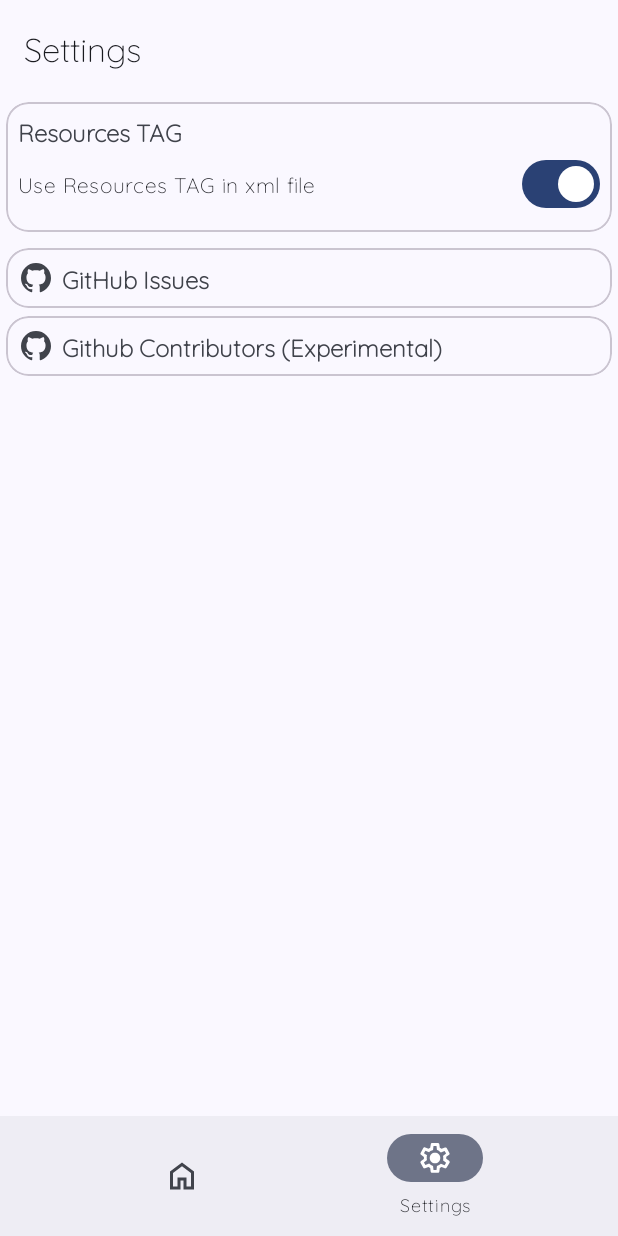
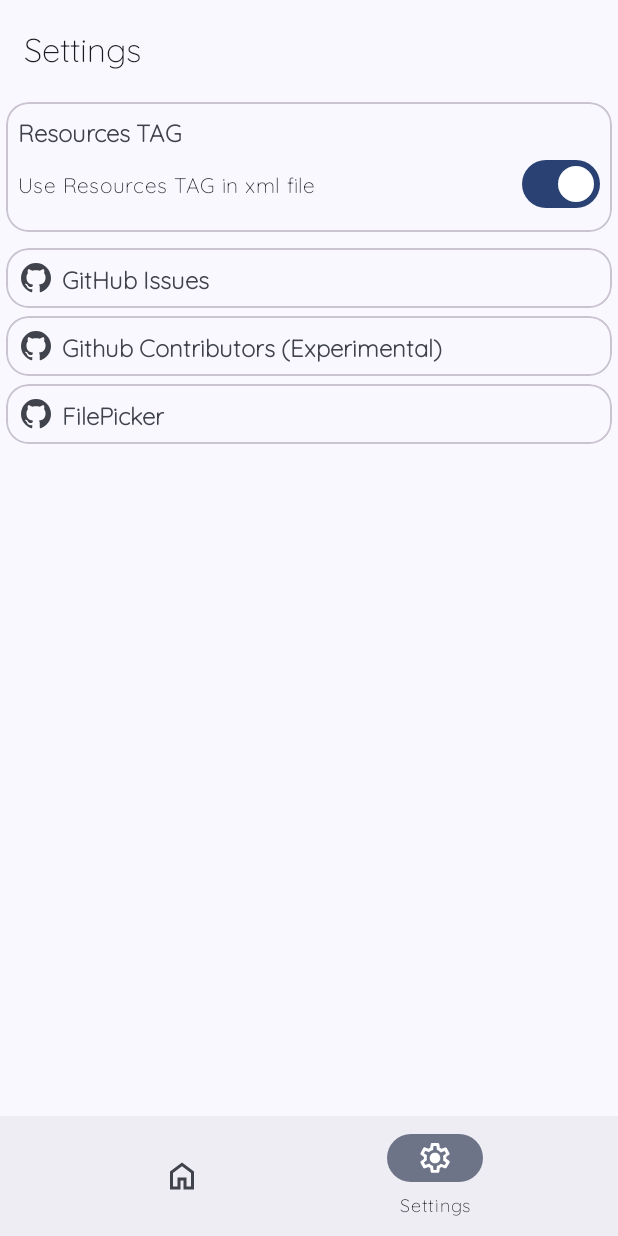
Before and after one commit to trindadedev13/StringsManager, an Android app: the screen it shows after launch (MainActivity), item 2 of the bottom bar chosen, on a phone screen of 412 x 824 dp. Run offline under Robolectric (Android 15) with nearby library versions, the phone set to English and light mode, and no system bars; libraries missing offline, so code that uses them is left out: com.trindade.filepicker.

Commit message:
test file picker

```diff
--- a/app/build.gradle.kts
+++ b/app/build.gradle.kts
@@ -47,4 +47,5 @@ dependencies {
     implementation("com.squareup.retrofit2:retrofit:2.9.0")
     implementation("com.squareup.retrofit2:converter-gson:2.9.0")
     implementation("com.github.bumptech.glide:glide:4.12.0")
+    implementation("com.github.aquilesTrindade.trindade-util:filepicker:1.0.0")
 }
--- a/app/src/main/res/layout/settings_fragment.xml
+++ b/app/src/main/res/layout/settings_fragment.xml
@@ -133,6 +133,40 @@
 
             </com.google.android.material.card.MaterialCardView>
 
+           <com.google.android.material.card.MaterialCardView
+                 android:layout_height="wrap_content"
+                 android:layout_width="match_parent"
+                 app:rippleColor="#000000"
+                 android:backgroundTint="@android:color/transparent"
+                 android:layout_marginTop="5dp"
+                 app:cardCornerRadius="15dp"
+                 android:id="@+id/file_picker">
+
+                <LinearLayout
+                     android:layout_height="wrap_content"
+                     android:layout_width="match_parent"
+                     android:gravity="center_vertical"
+                     android:padding="8dp"
+                     android:orientation="horizontal">
+
+                    <ImageView
+                         android:layout_height="wrap_content"
+                         android:layout_width="wrap_content"
+                         android:src="@drawable/ic_github" />
+
+                    <TextView
+                         android:layout_height="wrap_content"
+                         android:layout_width="wrap_content"
+                         android:textSize="16sp"
+                         android:layout_marginLeft="5dp"
+                         android:textStyle="bold"
+                         android:text="FilePicker" />
+
+                </LinearLayout>
+
+            </com.google.android.material.card.MaterialCardView>
+
+
         </LinearLayout>
 
     </androidx.core.widget.NestedScrollView>
```
Also changed, not shown: app/src/main/java/com/trindade/stringscreator/fragments/SettingsFragment.java (+24 -0 lines).
